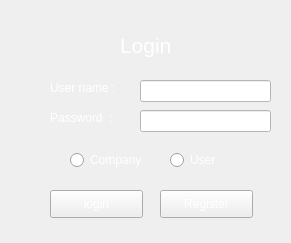
First picture: the form in ui_form/Login_UI.ui, repository Sirawap/PathFinder-Project, before the edit.
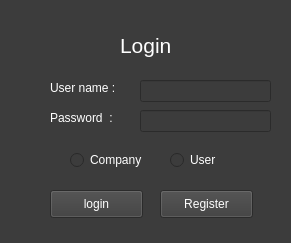
Second picture: the form after the edit. Icons and pictures are not drawn.

```diff
--- a/ui_form/Login_UI.ui
+++ b/ui_form/Login_UI.ui
@@ -15,14 +15,13 @@
   </property>
   <property name="styleSheet">
    <string notr="true">QWidget{
-	
-	background-image: url(:/bg/grey.png);
-	font: url(:/bg/grey.png)&quot;Arial&quot;;
+	background-color: rgb(60,60,60);
+	font: &quot;Arial&quot;;
+	color: white;
 }
 
 QLineEdit{
 	color: rgb(255, 255, 255);
-	background-color: white;
 	border-color: transparent;
 }
 
@@ -122,7 +121,7 @@
     <string notr="true"/>
    </property>
    <property name="text">
-    <string>asdf</string>
+    <string/>
    </property>
    <property name="frame">
     <bool>true</bool>
@@ -144,7 +143,7 @@
     <string notr="true"/>
    </property>
    <property name="text">
-    <string>asdf</string>
+    <string/>
    </property>
    <property name="frame">
     <bool>true</bool>
```
Left out of the diff: 2 changed lines with no effect on the pictures.
